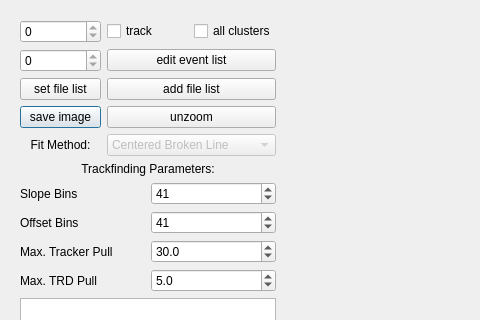
The window that tools/eventdisplay/MainWindow.ui (bastianbeischer/analysis) describes before a commit, drawn with Qt 5; both pictures show x 0 to 480 and y 0 to 320 of the 917 by 656 pixel window.
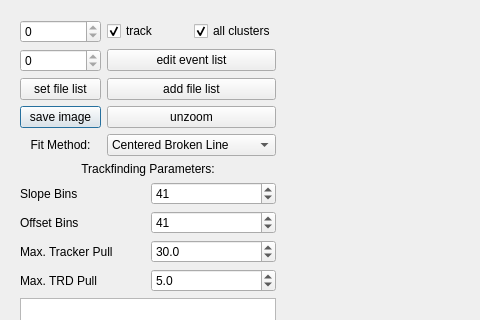
The same window after the commit. Custom widgets are drawn as their Qt base class.

Commit message: Enabled drawing of tracks and all clusters by default in event display.

The edit to the form file:
```diff
--- a/tools/eventdisplay/MainWindow.ui
+++ b/tools/eventdisplay/MainWindow.ui
@@ -41,6 +41,9 @@
            <property name="text">
             <string>track</string>
            </property>
+           <property name="checked">
+            <bool>true</bool>
+           </property>
           </widget>
          </item>
          <item row="3" column="1">
@@ -74,7 +77,7 @@
          <item row="4" column="2" colspan="2">
           <widget class="QComboBox" name="fitMethodComboBox">
            <property name="enabled">
-            <bool>false</bool>
+            <bool>true</bool>
            </property>
            <item>
             <property name="text">
@@ -122,6 +125,9 @@
            <property name="text">
             <string>all clusters</string>
            </property>
+           <property name="checked">
+            <bool>true</bool>
+           </property>
           </widget>
          </item>
         </layout>
```
